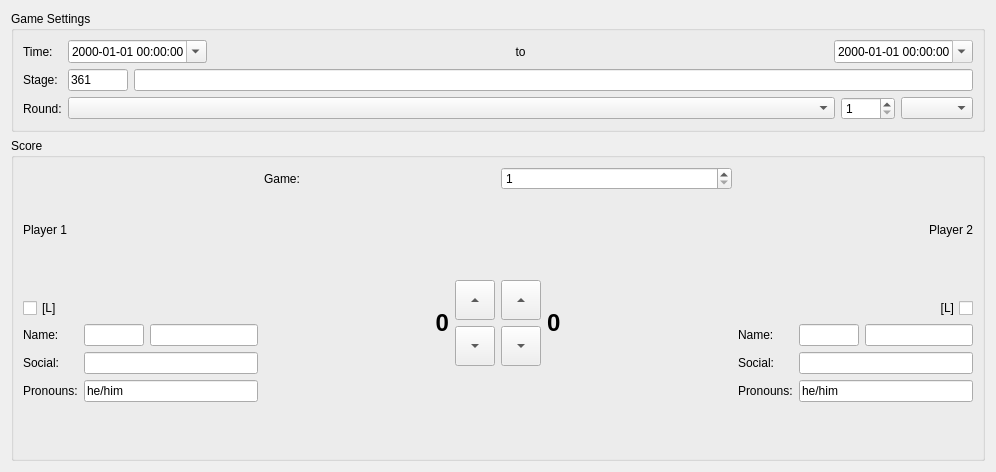
Above: application/forms/MetaDataEditWidget_Game.ui from reframedultimate/ReFramed before the change. Below: the same form after it.
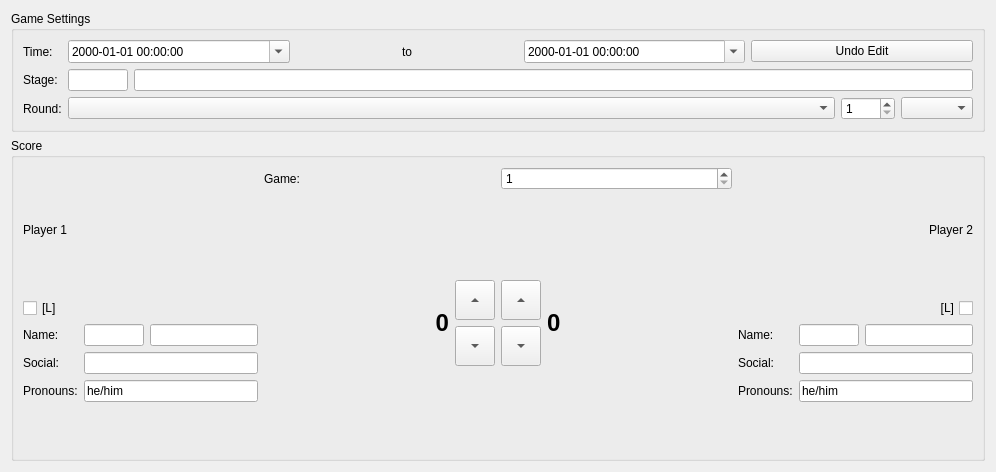
That is the form after the change.

Commit message: Hooking up meta data edit widget game signals

Patch:
```diff
--- a/application/forms/MetaDataEditWidget_Game.ui
+++ b/application/forms/MetaDataEditWidget_Game.ui
@@ -42,7 +42,7 @@
         <item>
          <widget class="QLabel" name="label_3">
           <property name="sizePolicy">
-           <sizepolicy hsizetype="MinimumExpanding" vsizetype="Preferred">
+           <sizepolicy hsizetype="Minimum" vsizetype="Preferred">
             <horstretch>0</horstretch>
             <verstretch>0</verstretch>
            </sizepolicy>
@@ -68,6 +68,13 @@
           </property>
          </widget>
         </item>
+        <item>
+         <widget class="QPushButton" name="pushButton_resetTimeStarted">
+          <property name="text">
+           <string>Undo Edit</string>
+          </property>
+         </widget>
+        </item>
        </layout>
       </item>
       <item row="1" column="0">
@@ -106,7 +113,7 @@
            </size>
           </property>
           <property name="text">
-           <string>361</string>
+           <string/>
           </property>
           <property name="maxLength">
            <number>5</number>
```
The commit also changes 3 other files.
